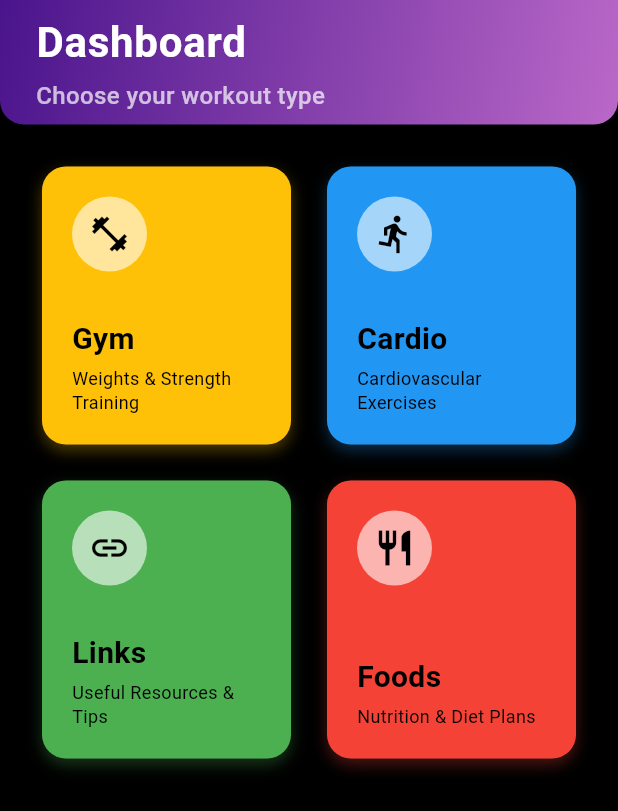
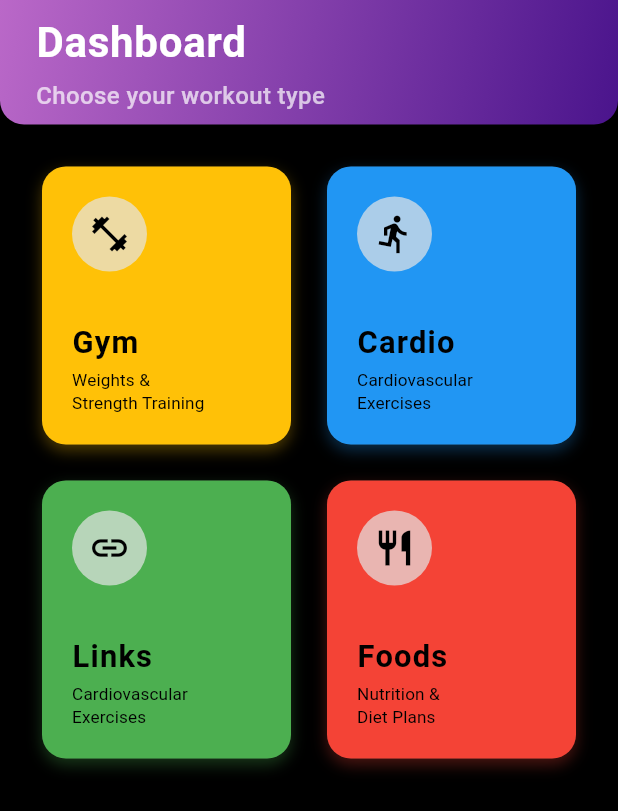
Before and after one commit to SalahYasser/iron_counter, a Flutter app: the screen it shows after launch, after a tap on "Get Started", on a phone screen of 412 x 824 dp. Shown: the top 811 px of the screen. Run offline on Flutter 3.47's test engine with Material 3 defaults, Android fonts, the phone set to English and light mode, and no system bars; our stand-ins replace bloc, cached_network_image, dartz, equatable, flutter_bloc, flutter_screenutil and 3 more; network calls fail.

Commit message:
create and implement app styles and refactor colors and strings

```diff
--- /dev/null
+++ b/devtools_options.yaml
@@ -0,0 +1,3 @@
+description: This file stores settings for Dart & Flutter DevTools.
+documentation: https://docs.flutter.dev/tools/devtools/extensions#configure-extension-enablement-states
+extensions:
--- a/lib/core/constants/app_colors.dart
+++ b/lib/core/constants/app_colors.dart
@@ -5,7 +5,7 @@ class AppColors {
   static const Gradient kPrimaryGradient = LinearGradient(
     begin: Alignment.topLeft,
     end: Alignment.bottomRight,
-    colors: [Color(0xFF4A148C), Color(0xFFBA68C8)],
+    colors: [ Color(0xFFBA68C8),Color(0xFF4A148C)],
   );
 
   static const Color kPurple1 = Color(0xFFE0AAFF);
@@ -20,25 +20,25 @@ class AppColors {
   static const Color kPrimaryDark = Color(0xFF6A1B9A);
 
   static const Color kTextPrimary = Color(0xFFE5E5E5);
-  static const Color textSecondary = Color(0xFFFFFFFF);
+  static Color kDisabledTextPrimary = Color(0xFFE5E5E5).withOpacity(0.7);
+  static const Color kTextSecondary = Color(0xFFB0B0B0);
+  static const Color kTextHint = Color(0xFF6C6C6C);
 
-  static const Color kBackground = Color(0xFF000000);
-  static const Color kSurface = Color(0xFF1E1E1E);
+  static const Color kWhite = Color(0xFFFFFFFF);
 
   static const Color kBlack = Color(0xFF000000);
+  static const Color kSurface = Color(0xFF1E1E1E);
   static const Color kSurfaceLight = Color(0xFF2C2C2C);
+
 
   // workout types colors
   static const Color kGym = Colors.amber;
-  // static final Color kCardio = Colors.purple[400]!;
   static final Color kCardio = Colors.blue;
   static const Color kLinks = Colors.green;
-  // static final Color kFoods = Colors.red[400]!;
-  static final Color kFoods = Colors.red[500]!;
+  static final Color kFoods = Colors.red;
 
   // Text Colors
-  static const Color kTextSecondary = Color(0xFFB0B0B0);
-  static const Color kTextHint = Color(0xFF6C6C6C);
+
 
   // Status & Utility Colors
   static const Color kSuccess = Color(0xFF4CAF50); // Green for successful actions/completions
--- a/lib/core/constants/app_strings.dart
+++ b/lib/core/constants/app_strings.dart
@@ -1,24 +1,24 @@
 class AppStrings {
 
-  static const String appName = 'Training Sync';
-  static const String firstAppName = 'Training';
-  static const String lastAppName = 'Sync';
+  static const String appName = 'TRAINING SYNC';
+  static const String firstAppName = 'TRAINING';
+  static const String lastAppName = 'SYNC';
   static const String splashTagline = 'Your Fitness Journey Starts Here...';
   static const String splashTaglineBottom = 'Elevate Your Fitness';
   static const String onboardingTitle = 'Ready to Transform?';
   static const String onboardingSubtitle =
-      'Start your fitness journey with personalized workouts and track your progress like never before.';
+      'Start your fitness journey with personalized workouts and track your progress \nlike never before.';
   static const String onboardingButton = 'Get Started';
   static const String dashboardTitle = 'Dashboard';
   static const String chooseWorkoutType = 'Choose your workout type';
   static const String gym = 'Gym';
-  static const String gymSubtitle = 'Weights & Strength Training';
+  static const String gymSubtitle = 'Weights & \nStrength Training';
   static const String cardio = 'Cardio';
-  static const String cardioSubtitle = 'Cardiovascular Exercises';
+  static const String cardioSubtitle = 'Cardiovascular \nExercises';
   static const String links = 'Links';
-  static const String linksSubtitle = 'Useful Resources & Tips';
+  static const String linksSubtitle = 'Useful Resources & \nTips';
   static const String foods = 'Foods';
-  static const String foodsSubtitle = 'Nutrition & Diet Plans';
+  static const String foodsSubtitle = 'Nutrition & \nDiet Plans';
   static const String chooseTrainingTitle = 'Choose Your Training';
   static const String selectWorkoutProgram = 'Select a workout program';
   static const String pushA = 'Push A';
--- /dev/null
+++ b/lib/core/constants/app_styles.dart
@@ -0,0 +1,179 @@
+import 'package:flutter/material.dart';
+import 'package:flutter_screenutil/flutter_screenutil.dart';
+import 'package:iron_counter/core/constants/app_colors.dart';
+
+class AppStyles {
+  // Font family constant
+  static const String fontFamily = 'Roboto';
+
+  // Splash Screen Text Styles
+  static const TextStyle splashFirstAppName = TextStyle(
+    fontFamily: fontFamily,
+    fontSize: 32,
+    fontWeight: FontWeight.w400,
+    letterSpacing: 5,
+    color: AppColors.kTextSecondary,
+  );
+
+  static const TextStyle splashLastAppName = TextStyle(
+    fontFamily: fontFamily,
+    fontSize: 32,
+    fontWeight: FontWeight.w800,
+    letterSpacing: 3,
+    color: AppColors.kTextSecondary,
+  );
+
+  static final TextStyle splashTagline = TextStyle(
+    fontFamily: fontFamily,
+    fontSize: 14,
+    fontWeight: FontWeight.w600,
+    color: AppColors.kDisabledTextPrimary,
+  );
+
+  static TextStyle splashTaglineBottom = TextStyle(
+    fontFamily: fontFamily,
+    fontSize: 14,
+    fontWeight: FontWeight.w500,
+    color: AppColors.kDisabledTextPrimary,
+  );
+
+  static TextStyle versionText = TextStyle(
+    fontFamily: fontFamily,
+    fontSize: 12,
+    color: AppColors.kDisabledTextPrimary,
+  );
+
+  // Onboarding Screen Text Styles
+  static TextStyle onboardingTitle = TextStyle(
+    fontFamily: fontFamily,
+    fontSize: 22.sp, // Based on titleLarge from theme
+    fontWeight: FontWeight.w700,
+    color: AppColors.kPrimary,
+  );
+
+  static const TextStyle onboardingSubtitle = TextStyle(
+    fontFamily: fontFamily,
+    fontSize: 16, // Based on bodyMedium from theme
+    fontWeight: FontWeight.w400,
+    color: AppColors.kTextPrimary, // Default color, can be overridden
+  );
+
+  static TextStyle onboardingButton = TextStyle(
+    fontFamily: fontFamily,
+    fontSize: 20.sp,
+    fontWeight: FontWeight.w700,
+    color: AppColors.kTextPrimary,
+  );
+
+  // Common Text Styles
+  static const TextStyle headlineLarge = TextStyle(
+    fontFamily: fontFamily,
+    fontSize: 32,
+    fontWeight: FontWeight.w800,
+    letterSpacing: 1.5,
+  );
+
+  static TextStyle headlineMedium = TextStyle(
+    fontFamily: fontFamily,
+    fontSize: 24.sp,
+    fontWeight: FontWeight.w700,
+    letterSpacing: 1.2,
+  );
+
+  static TextStyle headlineSmall = TextStyle(
+    fontFamily: fontFamily,
+    fontSize: 20.sp,
+    fontWeight: FontWeight.w600,
+    letterSpacing: 1.0,
+  );
+
+  static TextStyle titleLarge = TextStyle(
+    fontFamily: fontFamily,
+    fontSize: 18.sp,
+    fontWeight: FontWeight.w600,
+    color: AppColors.kBlack,
+    letterSpacing: 0.8,
+  );
+
+  static const TextStyle titleMedium = TextStyle(
+    fontFamily: fontFamily,
+    fontSize: 16,
+    fontWeight: FontWeight.w500,
+    letterSpacing: 0.5,
+  );
+
+  static const TextStyle titleSmall = TextStyle(
+    fontFamily: fontFamily,
+    fontSize: 14,
+    fontWeight: FontWeight.w500,
+    letterSpacing: 0.3,
+  );
+
+  static const TextStyle bodyLarge = TextStyle(
+    fontFamily: fontFamily,
+    fontSize: 16,
+    fontWeight: FontWeight.w400,
+    letterSpacing: 0.2,
+  );
+
+  static const TextStyle bodyMedium = TextStyle(
+    fontFamily: fontFamily,
+    fontSize: 14,
+    fontWeight: FontWeight.w400,
+    letterSpacing: 0.1,
+  );
+
+  static TextStyle bodySmall = TextStyle(
+    fontFamily: fontFamily,
+    fontSize: 10.sp,
+    fontWeight: FontWeight.w400,
+    letterSpacing: 0.1,
+    color: AppColors.kBlack,
+    height: 1.3,
+  );
+
+  static const TextStyle labelLarge = TextStyle(
+    fontFamily: fontFamily,
+    fontSize: 14,
+    fontWeight: FontWeight.w500,
+    letterSpacing: 0.4,
+  );
+
+  static const TextStyle labelMedium = TextStyle(
+    fontFamily: fontFamily,
+    fontSize: 12,
+    fontWeight: FontWeight.w500,
+    letterSpacing: 0.3,
+  );
+
+  static const TextStyle labelSmall = TextStyle(
+    fontFamily: fontFamily,
+    fontSize: 10,
+    fontWeight: FontWeight.w500,
+    letterSpacing: 0.2,
+  );
+
+  // Button Styles
+  static const TextStyle buttonPrimary = TextStyle(
+    fontFamily: fontFamily,
+    fontSize: 16,
+    fontWeight: FontWeight.w600,
+    letterSpacing: 0.8,
+    color: AppColors.kTextSecondary,
+  );
+
+  static const TextStyle buttonSecondary = TextStyle(
+    fontFamily: fontFamily,
+    fontSize: 14,
+    fontWeight: FontWeight.w500,
+    letterSpacing: 0.5,
+  );
+
+  // Gradient Text Base Style
+  static const TextStyle gradientTextBase = TextStyle(
+    fontFamily: fontFamily,
+    fontSize: 32,
+    fontWeight: FontWeight.w300,
+    letterSpacing: 5,
+  );
+}
--- /dev/null
+++ b/lib/core/helper_functions/build_app_name.dart
@@ -0,0 +1,11 @@
+import 'package:flutter/material.dart';
+import 'package:iron_counter/features/splash/presentation/views/widgets/app_name_text.dart';
+
+Widget buildAppName(double opacity) {
+  return AnimatedOpacity(
+    duration: const Duration(milliseconds: 400),
+    curve: Curves.easeInOut,
+    opacity: opacity,
+    child: const AppNameText(),
+  );
+}
--- /dev/null
+++ b/lib/core/helper_functions/build_linear_gradient.dart
@@ -0,0 +1,11 @@
+import 'package:flutter/material.dart';
+
+LinearGradient buildLinearGradient({
+  required List<Color> colors,
+}) {
+  return LinearGradient(
+    begin: Alignment.topLeft,
+    end: Alignment.bottomRight,
+    colors: colors,
+  );
+}
--- a/lib/core/theme/app_theme.dart
+++ b/lib/core/theme/app_theme.dart
@@ -13,10 +13,10 @@ class AppTheme {
     return ThemeData(
       brightness: Brightness.dark,
       primaryColor: AppColors.kPrimary,
-      scaffoldBackgroundColor: AppColors.kBackground,
+      scaffoldBackgroundColor: AppColors.kBlack,
 
       appBarTheme: const AppBarTheme(
-        backgroundColor: AppColors.kBackground,
+        backgroundColor: AppColors.kBlack,
         elevation: 0,
         foregroundColor: AppColors.kTextPrimary,
       ),
@@ -24,7 +24,7 @@ class AppTheme {
       colorScheme: const ColorScheme.dark(
         primary: AppColors.kPrimary,
         secondary: AppColors.kPrimaryDark,
-        background: AppColors.kBackground,
+        background: AppColors.kBlack,
         surface: AppColors.kSurface,
         onSurface: AppColors.kTextPrimary,
       ),
@@ -50,7 +50,7 @@ class AppTheme {
         ),
 
         bodyMedium: textTheme.bodyMedium!.copyWith(
-          color: AppColors.textSecondary,
+          color: AppColors.kWhite,
           fontWeight: FontWeight.normal,
           fontSize: 14.sp,
         ),
@@ -59,7 +59,7 @@ class AppTheme {
       elevatedButtonTheme: ElevatedButtonThemeData(
         style: ElevatedButton.styleFrom(
           backgroundColor: AppColors.kPrimary,
-          foregroundColor: AppColors.kBackground,
+          foregroundColor: AppColors.kBlack,
           minimumSize: Size(double.infinity, 56.h),
           shape: RoundedRectangleBorder(
             borderRadius: BorderRadius.circular(8.0.r),
--- a/lib/core/widgets/gradient_button.dart
+++ b/lib/core/widgets/gradient_button.dart
@@ -1,6 +1,7 @@
 import 'package:flutter/material.dart';
 import 'package:flutter_screenutil/flutter_screenutil.dart';
 import 'package:iron_counter/core/constants/app_colors.dart';
+import 'package:iron_counter/core/constants/app_styles.dart';
 
 class GradientButton extends StatelessWidget {
   const GradientButton({
@@ -42,7 +43,7 @@ class GradientButton extends StatelessWidget {
         onPressed: onPressed,
         child: Text(
           buttonText,
-          style: TextStyle(color: textColor ?? AppColors.kTextPrimary),
+          style: AppStyles.onboardingButton,
         ),
       ),
     );
--- a/lib/core/widgets/gradient_text.dart
+++ b/lib/core/widgets/gradient_text.dart
@@ -6,11 +6,13 @@ class GradientText extends StatelessWidget {
     required this.gradient,
     required this.text,
     this.style,
+    this.textAlign,
   });
 
   final Gradient gradient;
   final String text;
   final TextStyle? style;
+  final TextAlign? textAlign;
 
   @override
   Widget build(BuildContext context) {
@@ -19,7 +21,7 @@ class GradientText extends StatelessWidget {
       shaderCallback: (bounds) => gradient.createShader(
         Rect.fromLTWH(0, 0, bounds.width, bounds.height),
       ),
-      child: Text(text, style: style),
+      child: Text(text, style: style, textAlign: textAlign),
     );
   }
 }
--- a/lib/features/dashboard/presentation/views/widgets/category_card.dart
+++ b/lib/features/dashboard/presentation/views/widgets/category_card.dart
@@ -9,6 +9,8 @@ class CategoryCard extends StatelessWidget {
     required this.icon,
     required this.color,
     required this.iconColor,
+    required this.titleStyle,
+    required this.subtitleStyle,
   });
 
   final String title;
@@ -16,6 +18,8 @@ class CategoryCard extends StatelessWidget {
   final IconData icon;
   final Color color;
   final Color iconColor;
+  final TextStyle titleStyle;
+  final TextStyle subtitleStyle;
 
   @override
   Widget build(BuildContext context) {
@@ -52,7 +56,7 @@ class CategoryCard extends StatelessWidget {
                     width: 50,
                     height: 50,
                     decoration: BoxDecoration(
-                      color: Colors.white.withOpacity(0.6),
+                      color: AppColors.kDisabledTextPrimary,
                       shape: BoxShape.circle,
                     ),
                     child: Icon(icon, color: iconColor, size: 28),
@@ -62,27 +66,12 @@ class CategoryCard extends StatelessWidget {
                   Column(
                     crossAxisAlignment: CrossAxisAlignment.start,
                     children: [
-                      Text(
-                        title,
-                        style: const TextStyle(
-                          fontSize: 20,
-                          fontWeight: FontWeight.bold,
-                          fontFamily: 'Roboto',
-                          // color: Colors.white,
-                          color: AppColors.kBlack,
-                        ),
-                      ),
+                      Text(title, style: titleStyle),
                       const SizedBox(height: 4),
 
                       Text(
                         subtitle,
-                        style: TextStyle(
-                          fontSize: 12,
-                          color: AppColors.kBlack,
-                          fontFamily: 'Roboto',
-                          // color: Colors.white.withOpacity(0.8),
-                          height: 1.3,
-                        ),
+                        style: subtitleStyle,
                         maxLines: 2,
                         overflow: TextOverflow.ellipsis,
                       ),
--- a/lib/features/dashboard/presentation/views/widgets/dashboard_view_body.dart
+++ b/lib/features/dashboard/presentation/views/widgets/dashboard_view_body.dart
@@ -1,5 +1,7 @@
 import 'package:flutter/material.dart';
 import 'package:iron_counter/core/constants/app_colors.dart';
+import 'package:iron_counter/core/constants/app_strings.dart';
+import 'package:iron_counter/core/constants/app_styles.dart';
 import 'package:iron_counter/core/widgets/custom_app_bar.dart';
 import 'package:iron_counter/features/dashboard/presentation/views/widgets/category_card.dart';
 
@@ -32,34 +34,42 @@ class DashboardViewBody extends StatelessWidget {
                     children: [
 
                       CategoryCard(
-                        title: 'Gym',
-                        subtitle: 'Weights & Strength Training',
+                        title: AppStrings.gym,
+                        titleStyle: AppStyles.titleLarge,
+                        subtitle: AppStrings.gymSubtitle,
+                        subtitleStyle: AppStyles.bodySmall,
+                        color: AppColors.kGym,
                         icon: Icons.fitness_center,
-                        color: AppColors.kGym,
                         iconColor: AppColors.kBlack,
                       ),
 
                       CategoryCard(
-                        title: 'Cardio',
-                        subtitle: 'Cardiovascular Exercises',
+                        title: AppStrings.cardio,
+                        titleStyle: AppStyles.titleLarge,
+                        subtitle:  AppStrings.cardioSubtitle,
+                        subtitleStyle: AppStyles.bodySmall,
+                        color: AppColors.kCardio,
                         icon: Icons.directions_run,
-                        color: AppColors.kCardio,
                         iconColor: AppColors.kBlack,
                       ),
 
                       CategoryCard(
-                        title: 'Links',
-                        subtitle: 'Useful Resources & Tips',
+                        title: AppStrings.links,
+                        titleStyle: AppStyles.titleLarge,
+                        subtitle:  AppStrings.cardioSubtitle,
+                        subtitleStyle: AppStyles.bodySmall,
+                        color: AppColors.kLinks,
                         icon: Icons.link,
-                        color: AppColors.kLinks,
                         iconColor: AppColors.kBlack,
                       ),
 
                       CategoryCard(
-                        title: 'Foods',
-                        subtitle: 'Nutrition & Diet Plans',
+                        title:  AppStrings.foods,
+                        titleStyle: AppStyles.titleLarge,
+                        subtitle:  AppStrings.foodsSubtitle,
+                        subtitleStyle: AppStyles.bodySmall,
+                        color: AppColors.kFoods,
                         icon: Icons.restaurant,
-                        color: AppColors.kFoods,
                         iconColor: AppColors.kBlack,
                       ),
                     ],
--- a/lib/features/onboarding/presentation/views/widgets/on_boarding_view_body.dart
+++ b/lib/features/onboarding/presentation/views/widgets/on_boarding_view_body.dart
@@ -5,7 +5,9 @@ import 'package:iron_counter/core/constants/app_colors.dart';
 import 'package:iron_counter/core/constants/app_strings.dart';
 import 'package:iron_counter/core/constants/app_urls.dart';
 import 'package:iron_counter/core/widgets/gradient_button.dart';
+import 'package:iron_counter/core/widgets/gradient_text.dart';
 import 'package:iron_counter/features/dashboard/presentation/views/dashboard_view.dart';
+import 'package:iron_counter/core/constants/app_styles.dart';
 
 class OnBoardingViewBody extends StatelessWidget {
   const OnBoardingViewBody({super.key});
@@ -18,6 +20,7 @@ class OnBoardingViewBody extends StatelessWidget {
         crossAxisAlignment: CrossAxisAlignment.stretch,
         children: [
           const Spacer(flex: 2),
+
           Center(
             child: ClipRRect(
               borderRadius: BorderRadius.circular(16.r),
@@ -44,18 +47,17 @@ class OnBoardingViewBody extends StatelessWidget {
           ),
           const Spacer(flex: 1),
 
-          Text(
-            AppStrings.onboardingTitle,
-            style: Theme.of(
-              context,
-            ).textTheme.titleLarge?.copyWith(color: AppColors.kPrimary ),
+          GradientText(
+            text: AppStrings.onboardingTitle,
+            gradient: AppColors.kPrimaryGradient,
+            style: AppStyles.onboardingTitle,
             textAlign: TextAlign.center,
           ),
           SizedBox(height: 16.r),
 
           Text(
             AppStrings.onboardingSubtitle,
-            style: Theme.of(context).textTheme.bodyMedium,
+            style: AppStyles.onboardingSubtitle,
             textAlign: TextAlign.center,
           ),
           const Spacer(flex: 3),
--- a/lib/features/splash/presentation/views/widgets/app_name_text.dart
+++ b/lib/features/splash/presentation/views/widgets/app_name_text.dart
@@ -1,6 +1,8 @@
 import 'package:flutter/material.dart';
 import 'package:iron_counter/core/constants/app_colors.dart';
 import 'package:iron_counter/core/constants/app_strings.dart';
+import 'package:iron_counter/core/constants/app_styles.dart';
+import 'package:iron_counter/core/helper_functions/build_linear_gradient.dart';
 import 'package:iron_counter/core/widgets/gradient_text.dart';
 
 class AppNameText extends StatelessWidget {
@@ -8,55 +10,34 @@ class AppNameText extends StatelessWidget {
 
   @override
   Widget build(BuildContext context) {
-    return const Column(
+    return Column(
       mainAxisSize: MainAxisSize.min,
       children: [
-        // First half of app name (light gradient)
+        // First half of app name "TRAINING" (light gradient)
         GradientText(
           text: AppStrings.firstAppName,
-          style: TextStyle(
-            fontSize: 32,
-            fontWeight: FontWeight.w300,
-            letterSpacing: 4,
-          ),
-          gradient: LinearGradient(
+          style: AppStyles.splashFirstAppName,
+          gradient: buildLinearGradient(
             colors: [
               AppColors.kPurple1,
               AppColors.kPurple2,
             ],
-            begin: Alignment.topCenter,
-            end: Alignment.bottomCenter,
           ),
         ),
 
-        // Second half of app name (stronger gradient)
+        // Second half of app name "SYNC" (stronger gradient)
         GradientText(
           text: AppStrings.lastAppName,
-          style: TextStyle(
-            fontSize: 32,
-            fontWeight: FontWeight.w800,
-            letterSpacing: 4,
-          ),
-          gradient: LinearGradient(
+          style: AppStyles.splashLastAppName,
+          gradient: buildLinearGradient(
             colors: [
               AppColors.kPurple3,
               AppColors.kPurple4,
               AppColors.kPurple5,
             ],
-            begin: Alignment.centerLeft,
-            end: Alignment.centerRight,
           ),
         ),
       ],
     );
   }
 }
-
-Widget buildAppName(double opacity) {
-  return AnimatedOpacity(
-    duration: const Duration(milliseconds: 400),
-    curve: Curves.easeInOut,
-    opacity: opacity,
-    child: const AppNameText(),
-  );
-}
--- a/lib/features/splash/presentation/views/widgets/splash_background.dart
+++ b/lib/features/splash/presentation/views/widgets/splash_background.dart
@@ -1,6 +1,8 @@
 import 'package:flutter/material.dart';
 import 'package:iron_counter/core/constants/app_colors.dart';
 import 'package:iron_counter/core/constants/app_strings.dart';
+import 'package:iron_counter/core/constants/app_styles.dart';
+import 'package:iron_counter/core/helper_functions/build_linear_gradient.dart';
 import 'package:iron_counter/features/splash/presentation/views/widgets/purple_particle_painter.dart';
 
 class SplashBackground extends StatelessWidget {
@@ -10,10 +12,8 @@ class SplashBackground extends StatelessWidget {
   Widget build(BuildContext context) {
     return Container(
 
-      decoration: const BoxDecoration(
-        gradient: LinearGradient(
-          begin: Alignment.topLeft,
-          end: Alignment.bottomRight,
+      decoration: BoxDecoration(
+        gradient: buildLinearGradient(
           colors: [
             AppColors.kPurple7,
             AppColors.kPurple6,
@@ -52,19 +52,13 @@ class _VersionInfo extends StatelessWidget {
       children: [
         Text(
           AppStrings.splashTaglineBottom,
-          style: TextStyle(
-            color: AppColors.kTextPrimary,
-            fontSize: 14,
-            fontWeight: FontWeight.w500,
-          ),
+          style: AppStyles.splashTaglineBottom,
         ),
-        SizedBox(height: 8),
+        const SizedBox(height: 8),
+
         Text(
           'Version 1.0.0',
-          style: TextStyle(
-            color: AppColors.kTextPrimary,
-            fontSize: 12,
-          ),
+          style: AppStyles.versionText,
         ),
       ],
     );
--- a/lib/features/splash/presentation/views/widgets/splash_loading_indicator.dart
+++ b/lib/features/splash/presentation/views/widgets/splash_loading_indicator.dart
@@ -1,6 +1,7 @@
 import 'package:flutter/material.dart';
 import 'package:iron_counter/core/constants/app_colors.dart';
 import 'package:iron_counter/core/constants/app_strings.dart';
+import 'package:iron_counter/core/constants/app_styles.dart';
 
 class SplashLoadingIndicator extends StatelessWidget {
   const SplashLoadingIndicator({
@@ -29,13 +30,9 @@ class SplashLoadingIndicator extends StatelessWidget {
           ),
           const SizedBox(height: 16),
 
-          const Text(
+          Text(
             AppStrings.splashTagline,
-            style: TextStyle(
-              color: AppColors.kTextPrimary,
-              fontSize: 14,
-              fontWeight: FontWeight.w500,
-            ),
+            style: AppStyles.splashTagline,
           ),
         ],
       ),
--- a/lib/features/splash/presentation/views/widgets/splash_logo.dart
+++ b/lib/features/splash/presentation/views/widgets/splash_logo.dart
@@ -1,6 +1,7 @@
 import 'package:flutter/material.dart';
 import 'package:font_awesome_flutter/font_awesome_flutter.dart';
 import 'package:iron_counter/core/constants/app_colors.dart';
+import 'package:iron_counter/core/helper_functions/build_linear_gradient.dart';
 
 class SplashLogo extends StatelessWidget {
   const SplashLogo({
@@ -19,14 +20,12 @@ class SplashLogo extends StatelessWidget {
         width: 100,
         height: 100,
         decoration: BoxDecoration(
-          gradient: const LinearGradient(
+          gradient: buildLinearGradient(
             colors: [
               AppColors.kPurple3,
               AppColors.kPurple4,
               AppColors.kPurple5,
             ],
-            begin: Alignment.topLeft,
-            end: Alignment.bottomRight,
           ),
           borderRadius: BorderRadius.circular(20),
           boxShadow: [
--- a/lib/features/splash/presentation/views/widgets/splash_view_body.dart
+++ b/lib/features/splash/presentation/views/widgets/splash_view_body.dart
@@ -1,8 +1,8 @@
 import 'package:flutter/material.dart';
 import 'package:flutter_bloc/flutter_bloc.dart';
+import 'package:iron_counter/core/helper_functions/build_app_name.dart';
 import 'package:iron_counter/features/splash/presentation/manager/cubit/splash_cubit.dart';
 import 'package:iron_counter/features/splash/presentation/manager/cubit/splash_state.dart';
-import 'package:iron_counter/features/splash/presentation/views/widgets/app_name_text.dart';
 import 'package:iron_counter/features/splash/presentation/views/widgets/splash_background.dart';
 import 'package:iron_counter/features/splash/presentation/views/widgets/splash_logo.dart';
 import 'package:iron_counter/features/splash/presentation/views/widgets/splash_loading_indicator.dart';
```
